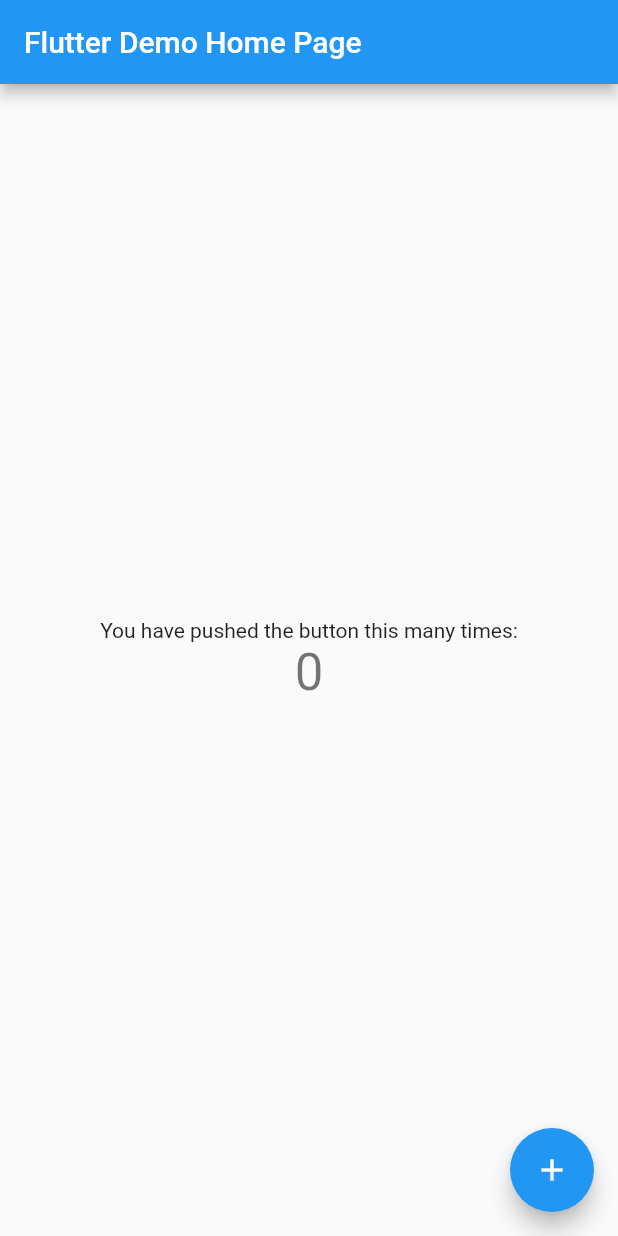
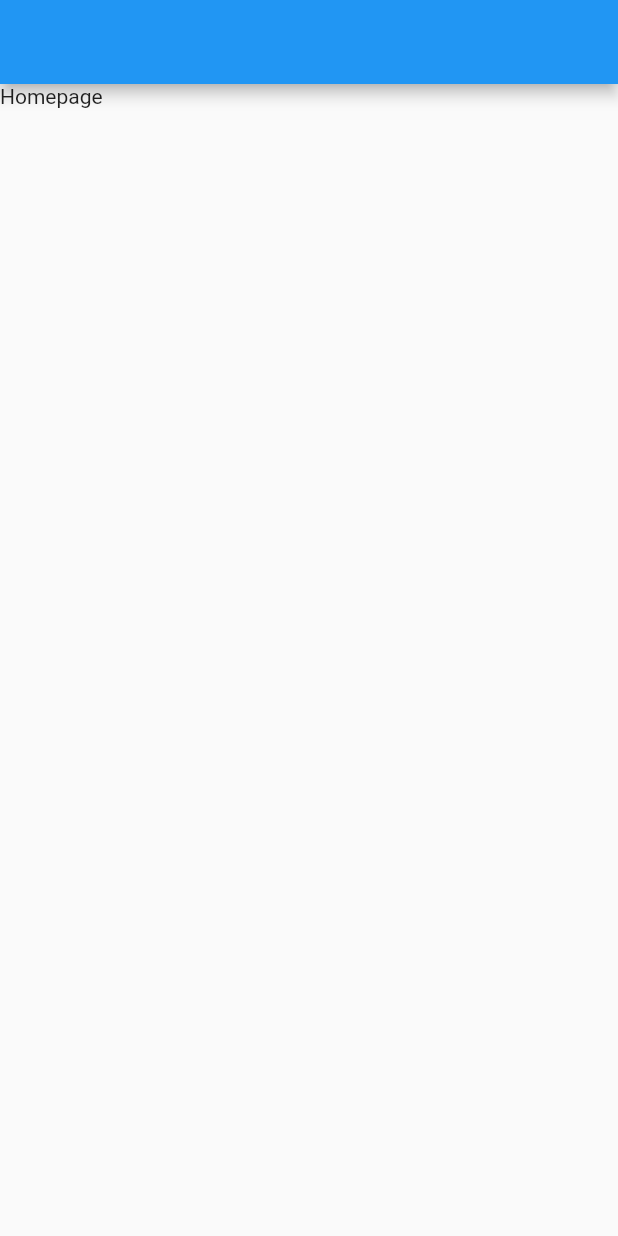
Before and after one commit to hamzazaouya/100DaysOfCode1, a Flutter app: the screen it shows after launch, on a phone screen of 412 x 824 dp. Run offline on Flutter 3.47's test engine with Material 2 defaults, Android fonts, the light colour scheme and no system bars; our stand-ins replace get.

Commit message:
final edite

```diff
--- /dev/null
+++ b/day13/lib/home.dart
@@ -0,0 +1,18 @@
+import 'package:flutter/material.dart';
+
+class HomePage extends StatefulWidget {
+  const HomePage({Key? key}) : super(key: key);
+
+  @override
+  State<HomePage> createState() => _HomePageState();
+}
+
+class _HomePageState extends State<HomePage> {
+  @override
+  Widget build(BuildContext context) {
+    return Scaffold(
+      appBar: AppBar(),
+      body: Text("Homepage"),
+    );
+  }
+}
--- a/day13/lib/main.dart
+++ b/day13/lib/main.dart
@@ -1,4 +1,6 @@
 import 'package:flutter/material.dart';
+
+import 'home.dart';
 
 void main() {
   runApp(const MyApp());
@@ -7,109 +9,10 @@
 class MyApp extends StatelessWidget {
   const MyApp({Key? key}) : super(key: key);
 
-  // This widget is the root of your application.
   @override
   Widget build(BuildContext context) {
     return MaterialApp(
-      title: 'Flutter Demo',
-      theme: ThemeData(
-        // This is the theme of your application.
-        //
-        // Try running your application with "flutter run". You'll see the
-        // application has a blue toolbar. Then, without quitting the app, try
-        // changing the primarySwatch below to Colors.green and then invoke
-        // "hot reload" (press "r" in the console where you ran "flutter run",
-        // or simply save your changes to "hot reload" in a Flutter IDE).
-        // Notice that the counter didn't reset back to zero; the application
-        // is not restarted.
-        primarySwatch: Colors.blue,
-      ),
-      home: const MyHomePage(title: 'Flutter Demo Home Page'),
+      home: HomePage(),
     );
   }
 }
-
-class MyHomePage extends StatefulWidget {
-  const MyHomePage({Key? key, required this.title}) : super(key: key);
-
-  // This widget is the home page of your application. It is stateful, meaning
-  // that it has a State object (defined below) that contains fields that affect
-  // how it looks.
-
-  // This class is the configuration for the state. It holds the values (in this
-  // case the title) provided by the parent (in this case the App widget) and
-  // used by the build method of the State. Fields in a Widget subclass are
-  // always marked "final".
-
-  final String title;
-
-  @override
-  State<MyHomePage> createState() => _MyHomePageState();
-}
-
-class _MyHomePageState extends State<MyHomePage> {
-  int _counter = 0;
-
-  void _incrementCounter() {
-    setState(() {
-      // This call to setState tells the Flutter framework that something has
-      // changed in this State, which causes it to rerun the build method below
-      // so that the display can reflect the updated values. If we changed
-      // _counter without calling setState(), then the build method would not be
-      // called again, and so nothing would appear to happen.
-      _counter++;
-    });
-  }
-
-  @override
-  Widget build(BuildContext context) {
-    // This method is rerun every time setState is called, for instance as done
-    // by the _incrementCounter method above.
-    //
-    // The Flutter framework has been optimized to make rerunning build methods
-    // fast, so that you can just rebuild anything that needs updating rather
-    // than having to individually change instances of widgets.
-    return Scaffold(
-      appBar: AppBar(
-        // Here we take the value from the MyHomePage object that was created by
-        // the App.build method, and use it to set our appbar title.
-        title: Text(widget.title),
-      ),
-      body: Center(
-        // Center is a layout widget. It takes a single child and positions it
-        // in the middle of the parent.
-        child: Column(
-          // Column is also a layout widget. It takes a list of children and
-          // arranges them vertically. By default, it sizes itself to fit its
-          // children horizontally, and tries to be as tall as its parent.
-          //
-          // Invoke "debug painting" (press "p" in the console, choose the
-          // "Toggle Debug Paint" action from the Flutter Inspector in Android
-          // Studio, or the "Toggle Debug Paint" command in Visual Studio Code)
-          // to see the wireframe for each widget.
-          //
-          // Column has various properties to control how it sizes itself and
-          // how it positions its children. Here we use mainAxisAlignment to
-          // center the children vertically; the main axis here is the vertical
-          // axis because Columns are vertical (the cross axis would be
-          // horizontal).
-          mainAxisAlignment: MainAxisAlignment.center,
-          children: <Widget>[
-            const Text(
-              'You have pushed the button this many times:',
-            ),
-            Text(
-              '$_counter',
-              style: Theme.of(context).textTheme.headline4,
-            ),
-          ],
-        ),
-      ),
-      floatingActionButton: FloatingActionButton(
-        onPressed: _incrementCounter,
-        tooltip: 'Increment',
-        child: const Icon(Icons.add),
-      ), // This trailing comma makes auto-formatting nicer for build methods.
-    );
-  }
-}
```
